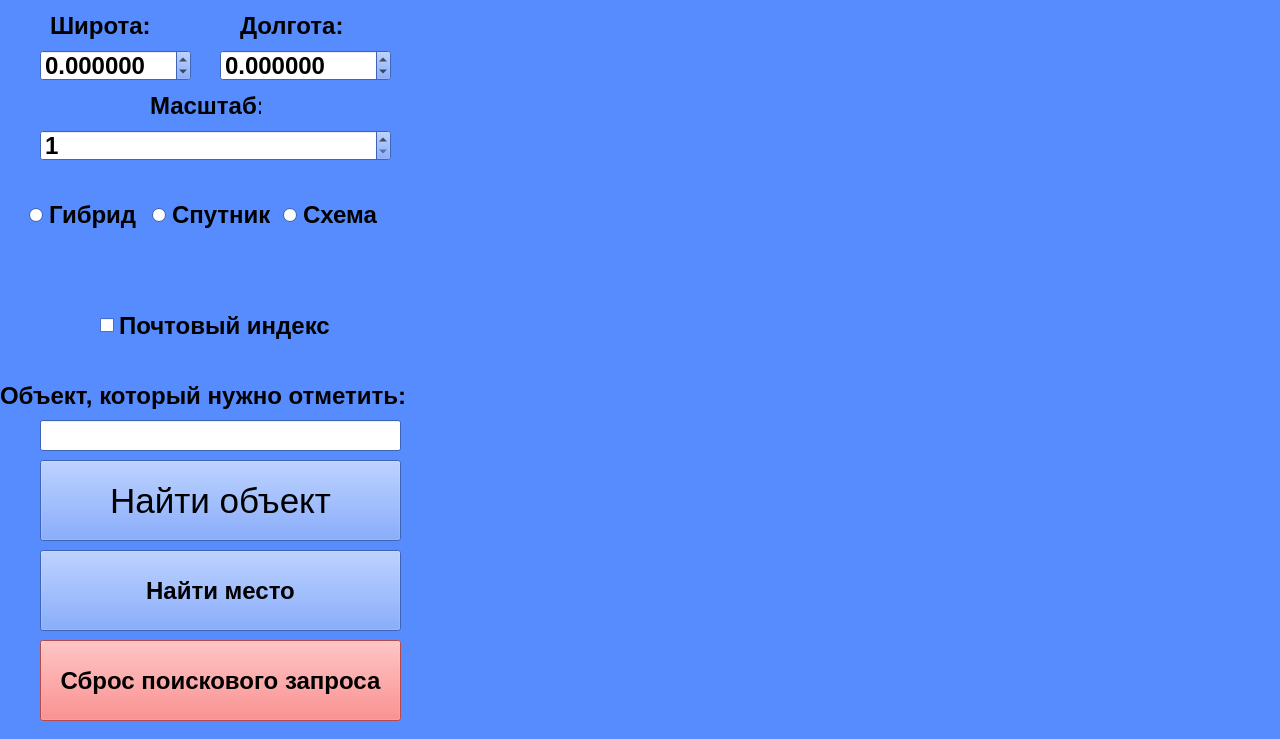
Old version of the form QTmain.ui in the repository NekrasovTaras/OrskNekrasov.
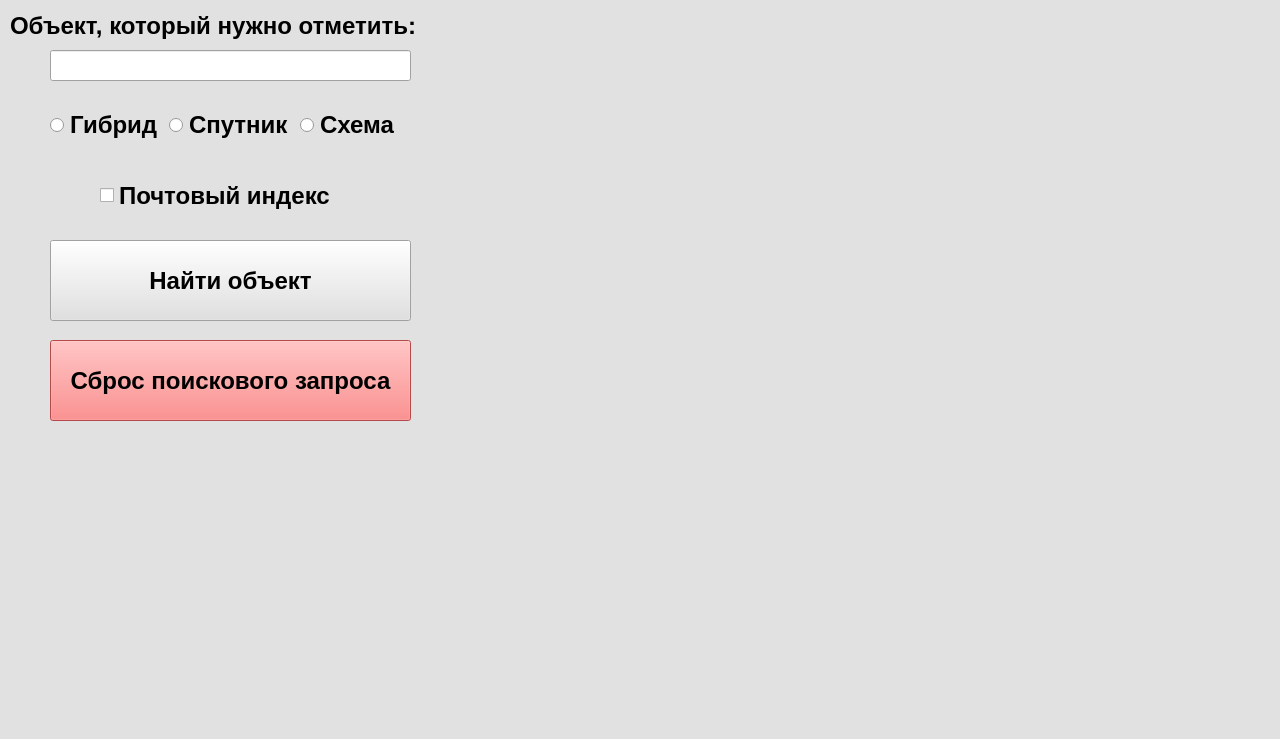
New version of the form.

Commit message: Проба

The edit to the form file:
```diff
--- a/QTmain.ui
+++ b/QTmain.ui
@@ -37,17 +37,17 @@
      <colorrole role="Button">
       <brush brushstyle="SolidPattern">
        <color alpha="255">
-        <red>87</red>
-        <green>140</green>
-        <blue>255</blue>
+        <red>225</red>
+        <green>225</green>
+        <blue>225</blue>
        </color>
       </brush>
      </colorrole>
      <colorrole role="Light">
       <brush brushstyle="SolidPattern">
        <color alpha="255">
-        <red>214</red>
-        <green>227</green>
+        <red>255</red>
+        <green>255</green>
         <blue>255</blue>
        </color>
       </brush>
@@ -55,27 +55,27 @@
      <colorrole role="Midlight">
       <brush brushstyle="SolidPattern">
        <color alpha="255">
-        <red>150</red>
-        <green>183</green>
-        <blue>255</blue>
+        <red>240</red>
+        <green>240</green>
+        <blue>240</blue>
        </color>
       </brush>
      </colorrole>
      <colorrole role="Dark">
       <brush brushstyle="SolidPattern">
        <color alpha="255">
-        <red>43</red>
-        <green>70</green>
-        <blue>127</blue>
+        <red>112</red>
+        <green>112</green>
+        <blue>112</blue>
        </color>
       </brush>
      </colorrole>
      <colorrole role="Mid">
       <brush brushstyle="SolidPattern">
        <color alpha="255">
-        <red>58</red>
-        <green>93</green>
-        <blue>170</blue>
+        <red>150</red>
+        <green>150</green>
+        <blue>150</blue>
        </color>
       </brush>
      </colorrole>
@@ -118,9 +118,9 @@
      <colorrole role="Window">
       <brush brushstyle="SolidPattern">
        <color alpha="255">
-        <red>87</red>
-        <green>140</green>
-        <blue>255</blue>
+        <red>225</red>
+        <green>225</green>
+        <blue>225</blue>
        </color>
       </brush>
      </colorrole>
@@ -136,9 +136,9 @@
      <colorrole role="AlternateBase">
       <brush brushstyle="SolidPattern">
        <color alpha="255">
-        <red>171</red>
-        <green>197</green>
-        <blue>255</blue>
+        <red>240</red>
+        <green>240</green>
+        <blue>240</blue>
        </color>
       </brush>
      </colorrole>
@@ -183,17 +183,17 @@
      <colorrole role="Button">
       <brush brushstyle="SolidPattern">
        <color alpha="255">
-        <red>87</red>
-        <green>140</green>
-        <blue>255</blue>
+        <red>225</red>
+        <green>225</green>
+        <blue>225</blue>
        </color>
       </brush>
      </colorrole>
      <colorrole role="Light">
       <brush brushstyle="SolidPattern">
        <color alpha="255">
-        <red>214</red>
-        <green>227</green>
+        <red>255</red>
+        <green>255</green>
         <blue>255</blue>
        </color>
       </brush>
@@ -201,27 +201,27 @@
      <colorrole role="Midlight">
       <brush brushstyle="SolidPattern">
        <color alpha="255">
-        <red>150</red>
-        <green>183</green>
-        <blue>255</blue>
+        <red>240</red>
+        <green>240</green>
+        <blue>240</blue>
        </color>
       </brush>
      </colorrole>
      <colorrole role="Dark">
       <brush brushstyle="SolidPattern">
        <color alpha="255">
-        <red>43</red>
-        <green>70</green>
-        <blue>127</blue>
+        <red>112</red>
+        <green>112</green>
+        <blue>112</blue>
        </color>
       </brush>
      </colorrole>
      <colorrole role="Mid">
       <brush brushstyle="SolidPattern">
        <color alpha="255">
-        <red>58</red>
-        <green>93</green>
-        <blue>170</blue>
+        <red>150</red>
+        <green>150</green>
+        <blue>150</blue>
        </color>
       </brush>
      </colorrole>
@@ -264,9 +264,9 @@
      <colorrole role="Window">
       <brush brushstyle="SolidPattern">
        <color alpha="255">
-        <red>87</red>
-        <green>140</green>
-        <blue>255</blue>
+        <red>225</red>
+        <green>225</green>
+        <blue>225</blue>
        </color>
       </brush>
      </colorrole>
@@ -282,9 +282,9 @@
      <colorrole role="AlternateBase">
       <brush brushstyle="SolidPattern">
        <color alpha="255">
-        <red>171</red>
-        <green>197</green>
-        <blue>255</blue>
+        <red>240</red>
+        <green>240</green>
+        <blue>240</blue>
        </color>
       </brush>
      </colorrole>
@@ -320,26 +320,26 @@
      <colorrole role="WindowText">
       <brush brushstyle="SolidPattern">
        <color alpha="255">
-        <red>43</red>
-        <green>70</green>
-        <blue>127</blue>
+        <red>112</red>
+        <green>112</green>
+        <blue>112</blue>
        </color>
       </brush>
      </colorrole>
      <colorrole role="Button">
       <brush brushstyle="SolidPattern">
        <color alpha="255">
-        <red>87</red>
-        <green>140</green>
-        <blue>255</blue>
+        <red>225</red>
+        <green>225</green>
+        <blue>225</blue>
        </color>
       </brush>
      </colorrole>
      <colorrole role="Light">
       <brush brushstyle="SolidPattern">
        <color alpha="255">
-        <red>214</red>
-        <green>227</green>
+        <red>255</red>
+        <green>255</green>
         <blue>255</blue>
        </color>
       </brush>
@@ -347,36 +347,36 @@
      <colorrole role="Midlight">
       <brush brushstyle="SolidPattern">
        <color alpha="255">
-        <red>150</red>
-        <green>183</green>
-        <blue>255</blue>
+        <red>240</red>
+        <green>240</green>
+        <blue>240</blue>
        </color>
       </brush>
      </colorrole>
      <colorrole role="Dark">
       <brush brushstyle="SolidPattern">
        <color alpha="255">
-        <red>43</red>
-        <green>70</green>
-        <blue>127</blue>
+        <red>112</red>
+        <green>112</green>
+        <blue>112</blue>
        </color>
       </brush>
      </colorrole>
      <colorrole role="Mid">
       <brush brushstyle="SolidPattern">
        <color alpha="255">
-        <red>58</red>
-        <green>93</green>
-        <blue>170</blue>
+        <red>150</red>
+        <green>150</green>
+        <blue>150</blue>
        </color>
       </brush>
      </colorrole>
      <colorrole role="Text">
       <brush brushstyle="SolidPattern">
        <color alpha="255">
-        <red>43</red>
-        <green>70</green>
-        <blue>127</blue>
+        <red>112</red>
+        <green>112</green>
+        <blue>112</blue>
        </color>
       </brush>
      </colorrole>
@@ -392,27 +392,27 @@
      <colorrole role="ButtonText">
       <brush brushstyle="SolidPattern">
        <color alpha="255">
-        <red>43</red>
-        <green>70</green>
-        <blue>127</blue>
+        <red>112</red>
+        <green>112</green>
+        <blue>112</blue>
        </color>
       </brush>
      </colorrole>
      <colorrole role="Base">
       <brush brushstyle="SolidPattern">
        <color alpha="255">
-        <red>87</red>
-        <green>140</green>
-        <blue>255</blue>
+        <red>225</red>
+        <green>225</green>
+        <blue>225</blue>
        </color>
       </brush>
      </colorrole>
      <colorrole role="Window">
       <brush brushstyle="SolidPattern">
        <color alpha="255">
-        <red>87</red>
-        <green>140</green>
-        <blue>255</blue>
+        <red>225</red>
+        <green>225</green>
+        <blue>225</blue>
        </color>
       </brush>
      </colorrole>
@@ -428,9 +428,9 @@
      <colorrole role="AlternateBase">
       <brush brushstyle="SolidPattern">
        <color alpha="255">
-        <red>87</red>
-        <green>140</green>
-        <blue>255</blue>
+        <red>225</red>
+        <green>225</green>
+        <blue>225</blue>
        </color>
       </brush>
      </colorrole>
@@ -481,37 +481,11 @@
    <bool>false</bool>
   </property>
   <widget class="QWidget" name="centralwidget">
-   <widget class="QLabel" name="label_4">
+   <widget class="QPushButton" name="button_find_object">
     <property name="geometry">
      <rect>
       <x>50</x>
-      <y>10</y>
-      <width>111</width>
-      <height>31</height>
-     </rect>
-    </property>
-    <property name="text">
-     <string>Широта:</string>
-    </property>
-   </widget>
-   <widget class="QLabel" name="label_5">
-    <property name="geometry">
-     <rect>
-      <x>240</x>
-      <y>10</y>
-      <width>111</width>
-      <height>31</height>
-     </rect>
-    </property>
-    <property name="text">
-     <string>Долгота:</string>
-    </property>
-   </widget>
-   <widget class="QPushButton" name="button_find">
-    <property name="geometry">
-     <rect>
-      <x>40</x>
-      <y>550</y>
+      <y>240</y>
       <width>361</width>
       <height>81</height>
      </rect>
@@ -520,20 +494,7 @@
      <string notr="true">font: 63 26pt &quot;MS Shell Dlg 2&quot;;</string>
     </property>
     <property name="text">
-     <string>Найти место</string>
-    </property>
-   </widget>
-   <widget class="QLabel" name="label">
-    <property name="geometry">
-     <rect>
-      <x>150</x>
-      <y>90</y>
-      <width>111</width>
-      <height>31</height>
-     </rect>
-    </property>
-    <property name="text">
-     <string>Масштаб:</string>
+     <string>Найти объект</string>
     </property>
    </widget>
    <widget class="QLabel" name="errors">
@@ -552,8 +513,8 @@
    <widget class="QLineEdit" name="place">
     <property name="geometry">
      <rect>
-      <x>40</x>
-      <y>420</y>
+      <x>50</x>
+      <y>50</y>
       <width>361</width>
       <height>31</height>
      </rect>
@@ -562,8 +523,8 @@
    <widget class="QLabel" name="label_2">
     <property name="geometry">
      <rect>
-      <x>0</x>
-      <y>380</y>
+      <x>10</x>
+      <y>10</y>
       <width>441</width>
       <height>31</height>
      </rect>
@@ -575,9 +536,9 @@
    <widget class="QWidget" name="horizontalLayoutWidget">
     <property name="geometry">
      <rect>
-      <x>29</x>
-      <y>190</y>
-      <width>371</width>
+      <x>50</x>
+      <y>100</y>
+      <width>361</width>
       <height>51</height>
      </rect>
     </property>
@@ -609,7 +570,7 @@
     <property name="geometry">
      <rect>
       <x>100</x>
-      <y>300</y>
+      <y>170</y>
       <width>251</width>
       <height>51</height>
      </rect>
@@ -618,77 +579,11 @@
      <string>Почтовый индекс</string>
     </property>
    </widget>
-   <widget class="QDoubleSpinBox" name="spin_S">
-    <property name="geometry">
-     <rect>
-      <x>40</x>
-      <y>50</y>
-      <width>151</width>
-      <height>31</height>
-     </rect>
-    </property>
-    <property name="decimals">
-     <number>6</number>
-    </property>
-    <property name="minimum">
-     <double>-90.000000000000000</double>
-    </property>
-    <property name="maximum">
-     <double>90.000000000000000</double>
-    </property>
-    <property name="singleStep">
-     <double>0.010000000000000</double>
-    </property>
-   </widget>
-   <widget class="QDoubleSpinBox" name="spin_D">
-    <property name="geometry">
-     <rect>
-      <x>220</x>
-      <y>50</y>
-      <width>171</width>
-      <height>31</height>
-     </rect>
-    </property>
-    <property name="decimals">
-     <number>6</number>
-    </property>
-    <property name="minimum">
-     <double>-180.000000000000000</double>
-    </property>
-    <property name="maximum">
-     <double>180.000000000000000</double>
-    </property>
-    <property name="singleStep">
-     <double>0.010000000000000</double>
-    </property>
-    <property name="stepType">
-     <enum>QAbstractSpinBox::DefaultStepType</enum>
-    </property>
-   </widget>
-   <widget class="QDoubleSpinBox" name="scale_sipin_box">
-    <property name="geometry">
-     <rect>
-      <x>40</x>
-      <y>130</y>
-      <width>351</width>
-      <height>31</height>
-     </rect>
-    </property>
-    <property name="decimals">
-     <number>0</number>
-    </property>
-    <property name="minimum">
-     <double>1.000000000000000</double>
-    </property>
-    <property name="maximum">
-     <double>17.000000000000000</double>
-    </property>
-   </widget>
    <widget class="QPushButton" name="reset_button">
     <property name="geometry">
      <rect>
-      <x>40</x>
-      <y>640</y>
+      <x>50</x>
+      <y>340</y>
       <width>361</width>
       <height>81</height>
      </rect>
@@ -703,36 +598,16 @@
    <widget class="QLabel" name="photo_label">
     <property name="geometry">
      <rect>
-      <x>526</x>
-      <y>12</y>
-      <width>741</width>
-      <height>721</height>
+      <x>520</x>
+      <y>130</y>
+      <width>650</width>
+      <height>450</height>
      </rect>
     </property>
     <property name="text">
      <string/>
     </property>
    </widget>
-   <widget class="QPushButton" name="button_find_object">
-    <property name="geometry">
-     <rect>
-      <x>40</x>
-      <y>460</y>
-      <width>361</width>
-      <height>81</height>
-     </rect>
-    </property>
-    <property name="font">
-     <font>
-      <pointsize>26</pointsize>
-      <weight>50</weight>
-      <bold>false</bold>
-     </font>
-    </property>
-    <property name="text">
-     <string>Найти объект</string>
-    </property>
-   </widget>
   </widget>
  </widget>
  <resources/>
```
The commit also changes 1 other file.
